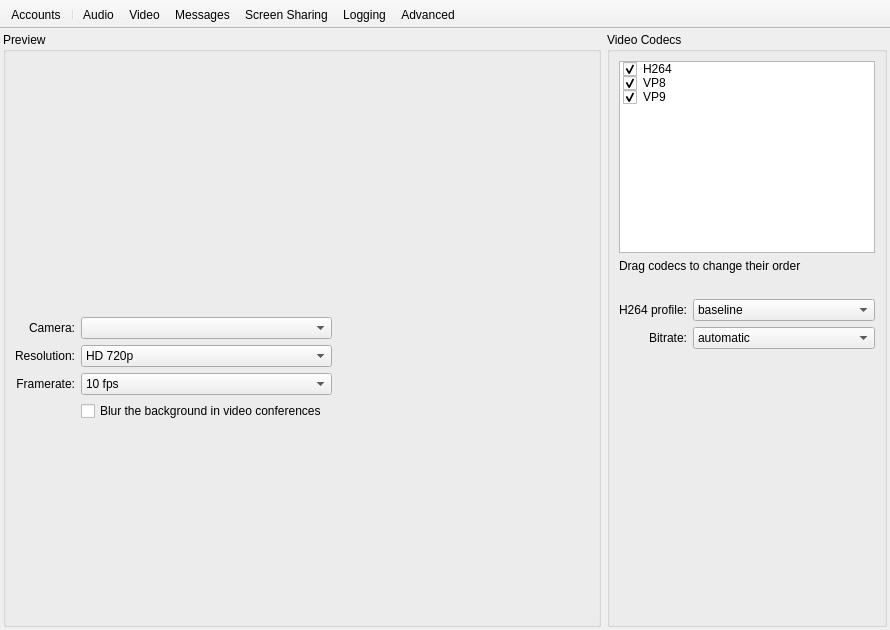
AGProjects/blink-qt, file resources/preferences.ui: the form before one commit.
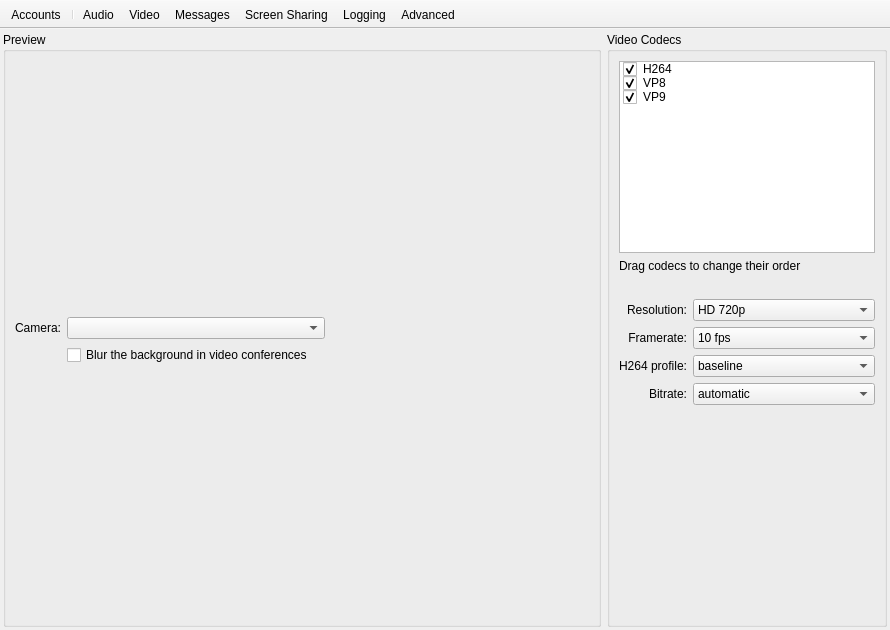
The form after the commit. The open tabs and pages were chosen to show the change. Icons and pictures are not drawn. Custom widgets are drawn as their Qt base class.

Diff of the .ui file:
```diff
--- a/resources/preferences.ui
+++ b/resources/preferences.ui
@@ -2603,6 +2603,69 @@
            <string>Video Codecs</string>
           </property>
           <layout class="QGridLayout" name="video_codecs_layout" columnstretch="0,1">
+           <item row="3" column="0">
+            <widget class="QLabel" name="video_resolution_label">
+             <property name="text">
+              <string>Resolution:</string>
+             </property>
+             <property name="alignment">
+              <set>Qt::AlignRight|Qt::AlignTrailing|Qt::AlignVCenter</set>
+             </property>
+            </widget>
+           </item>
+           <item row="3" column="1">
+            <widget class="QComboBox" name="video_resolution_button">
+             <item>
+              <property name="text">
+               <string>HD 720p</string>
+              </property>
+             </item>
+             <item>
+              <property name="text">
+               <string>VGA</string>
+              </property>
+             </item>
+            </widget>
+           </item>
+           <item row="4" column="0">
+            <widget class="QLabel" name="video_framerate_label">
+             <property name="text">
+              <string>Framerate:</string>
+             </property>
+             <property name="alignment">
+              <set>Qt::AlignRight|Qt::AlignTrailing|Qt::AlignVCenter</set>
+             </property>
+            </widget>
+           </item>
+           <item row="4" column="1">
+            <widget class="QComboBox" name="video_framerate_button">
+             <item>
+              <property name="text">
+               <string>10 fps</string>
+              </property>
+             </item>
+             <item>
+              <property name="text">
+               <string>15 fps</string>
+              </property>
+             </item>
+             <item>
+              <property name="text">
+               <string>20 fps</string>
+              </property>
+             </item>
+             <item>
+              <property name="text">
+               <string>25 fps</string>
+              </property>
+             </item>
+             <item>
+              <property name="text">
+               <string>30 fps</string>
+              </property>
+             </item>
+            </widget>
+           </item>
            <item row="0" column="0" colspan="2">
             <widget class="QListWidget" name="video_codecs_list">
              <property name="sizePolicy">
@@ -2646,7 +2709,7 @@
              </item>
             </widget>
            </item>
-           <item row="5" column="0" colspan="2">
+           <item row="7" column="0" colspan="2">
             <spacer name="video_codecs_spacer_2">
              <property name="orientation">
               <enum>Qt::Vertical</enum>
@@ -2659,7 +2722,7 @@
              </property>
             </spacer>
            </item>
-           <item row="3" column="0">
+           <item row="5" column="0">
             <widget class="QLabel" name="h264_profile_label">
              <property name="text">
               <string>H264 profile:</string>
@@ -2669,7 +2732,7 @@
              </property>
             </widget>
            </item>
-           <item row="3" column="1">
+           <item row="5" column="1">
             <widget class="QComboBox" name="h264_profile_button">
              <item>
               <property name="text">
@@ -2711,7 +2774,7 @@
              </property>
             </widget>
            </item>
-           <item row="4" column="1">
+           <item row="6" column="1">
             <widget class="QComboBox" name="video_codec_bitrate_button">
              <item>
               <property name="text">
@@ -2735,7 +2798,7 @@
              </item>
             </widget>
            </item>
-           <item row="4" column="0">
+           <item row="6" column="0">
             <widget class="QLabel" name="video_codec_bitrate_label">
              <property name="text">
               <string>Bitrate:</string>
@@ -2754,7 +2817,7 @@
            <string>Preview</string>
           </property>
           <layout class="QGridLayout" name="video_camera_layout">
-           <item row="5" column="1" colspan="2">
+           <item row="3" column="1" colspan="2">
             <widget class="QCheckBox" name="video_background_blur_button">
              <property name="toolTip">
               <string>In video conferences only you are seen, the room behind you is blurred. The preview shows what the others see.</string>
@@ -2764,7 +2827,7 @@
              </property>
             </widget>
            </item>
-           <item row="6" column="0" colspan="3">
+           <item row="4" column="0" colspan="3">
             <spacer name="video_spacer_3">
              <property name="orientation">
               <enum>Qt::Vertical</enum>
@@ -2777,16 +2840,6 @@
              </property>
             </spacer>
            </item>
-           <item row="3" column="0">
-            <widget class="QLabel" name="video_resolution_label">
-             <property name="text">
-              <string>Resolution:</string>
-             </property>
-             <property name="alignment">
-              <set>Qt::AlignRight|Qt::AlignTrailing|Qt::AlignVCenter</set>
-             </property>
-            </widget>
-           </item>
            <item row="0" column="0" colspan="3">
             <widget class="VideoSurface" name="camera_preview" native="true">
              <property name="minimumSize">
@@ -2830,30 +2883,6 @@
              </property>
             </widget>
            </item>
-           <item row="3" column="1">
-            <widget class="QComboBox" name="video_resolution_button">
-             <item>
-              <property name="text">
-               <string>HD 720p</string>
-              </property>
-             </item>
-             <item>
-              <property name="text">
-               <string>VGA</string>
-              </property>
-             </item>
-            </widget>
-           </item>
-           <item row="4" column="0">
-            <widget class="QLabel" name="video_framerate_label">
-             <property name="text">
-              <string>Framerate:</string>
-             </property>
-             <property name="alignment">
-              <set>Qt::AlignRight|Qt::AlignTrailing|Qt::AlignVCenter</set>
-             </property>
-            </widget>
-           </item>
            <item row="1" column="0" colspan="3">
             <spacer name="video_spacer_1">
              <property name="orientation">
@@ -2870,35 +2899,6 @@
              </property>
             </spacer>
            </item>
-           <item row="4" column="1">
-            <widget class="QComboBox" name="video_framerate_button">
-             <item>
-              <property name="text">
-               <string>10 fps</string>
-              </property>
-             </item>
-             <item>
-              <property name="text">
-               <string>15 fps</string>
-              </property>
-             </item>
-             <item>
-              <property name="text">
-               <string>20 fps</string>
-              </property>
-             </item>
-             <item>
-              <property name="text">
-               <string>25 fps</string>
-              </property>
-             </item>
-             <item>
-              <property name="text">
-               <string>30 fps</string>
-              </property>
-             </item>
-            </widget>
-           </item>
           </layout>
          </widget>
         </item>
```
